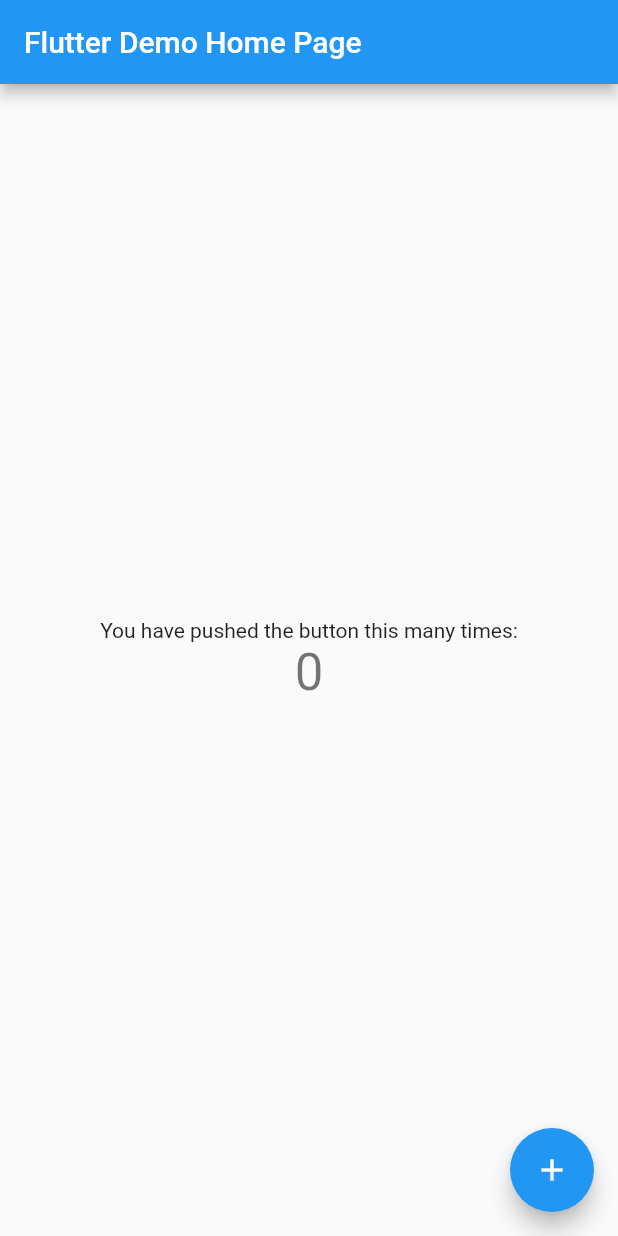
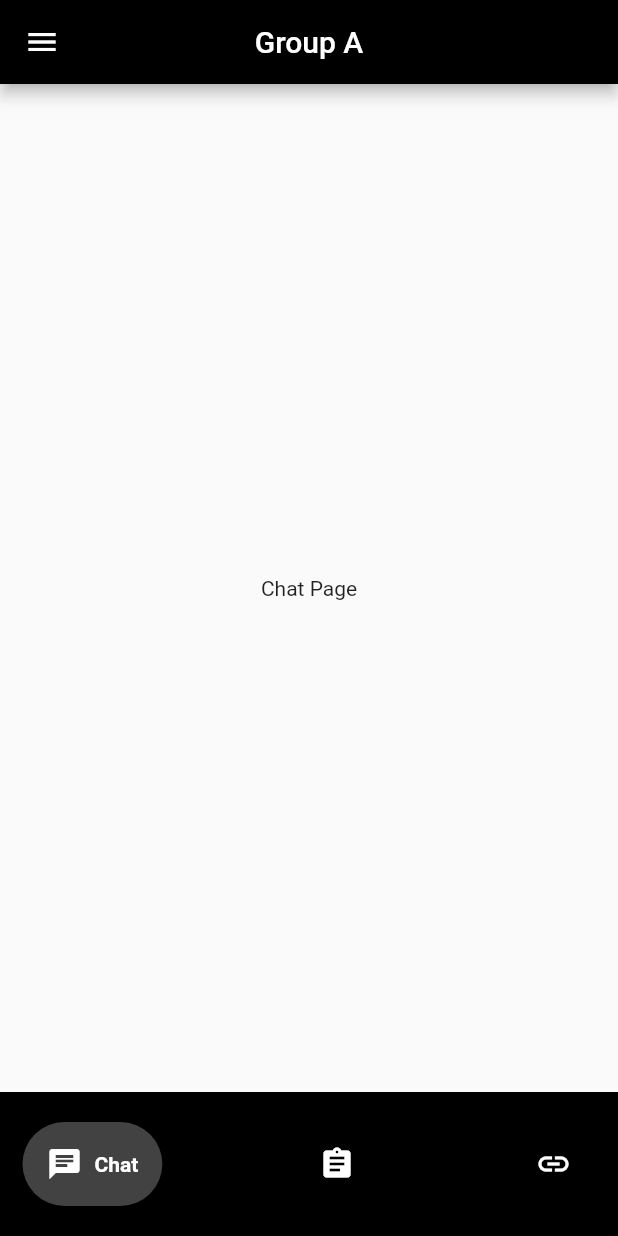
Before and after one commit to tyler-belyeu/COMP589-G1, a Flutter app: the screen it shows after launch, on a phone screen of 412 x 824 dp. Run offline on Flutter 3.47's test engine with Material 2 defaults, Android fonts, the phone set to English and light mode, and no system bars; drawn by our look-alikes of google_nav_bar; our stand-ins replace firebase_auth, firebase_core, google_sign_in; accounts and stored records are empty.

```diff
--- /dev/null
+++ b/my_app/lib/Chat/chat.dart
@@ -0,0 +1,23 @@
+import 'package:flutter/material.dart';
+import 'package:my_app/user_menu.dart';
+
+class Chat extends StatelessWidget {
+  const Chat({super.key});
+
+  final String _groupName = "Group A";
+
+  @override
+  Widget build(BuildContext context) {
+    return Scaffold(
+      drawer: UserMenu(),
+      appBar: AppBar(
+        title: Text(_groupName),
+        centerTitle: true,
+        backgroundColor: Colors.black,
+      ),
+      body: const Center(
+        child: Text('Chat Page'),
+      ),
+    );
+  }
+}
--- a/my_app/lib/main.dart
+++ b/my_app/lib/main.dart
@@ -1,115 +1,24 @@
 import 'package:flutter/material.dart';
+import 'package:my_app/nav.dart';
 
-void main() {
+import 'package:firebase_core/firebase_core.dart';
+import 'firebase_options.dart';
+
+Future<void> main() async {
+  WidgetsFlutterBinding.ensureInitialized();
+  await Firebase.initializeApp(
+    options: DefaultFirebaseOptions.currentPlatform,
+  );
   runApp(const MyApp());
 }
 
 class MyApp extends StatelessWidget {
   const MyApp({super.key});
 
-  // This widget is the root of your application.
   @override
   Widget build(BuildContext context) {
-    return MaterialApp(
-      title: 'Flutter Demo',
-      theme: ThemeData(
-        // This is the theme of your application.
-        //
-        // Try running your application with "flutter run". You'll see the
-        // application has a blue toolbar. Then, without quitting the app, try
-        // changing the primarySwatch below to Colors.green and then invoke
-        // "hot reload" (press "r" in the console where you ran "flutter run",
-        // or simply save your changes to "hot reload" in a Flutter IDE).
-        // Notice that the counter didn't reset back to zero; the application
-        // is not restarted.
-        primarySwatch: Colors.blue,
-      ),
-      home: const MyHomePage(title: 'Flutter Demo Home Page'),
+    return const MaterialApp(
+      home: Nav(),
     );
   }
 }
-
-class MyHomePage extends StatefulWidget {
-  const MyHomePage({super.key, required this.title});
-
-  // This widget is the home page of your application. It is stateful, meaning
-  // that it has a State object (defined below) that contains fields that affect
-  // how it looks.
-
-  // This class is the configuration for the state. It holds the values (in this
-  // case the title) provided by the parent (in this case the App widget) and
-  // used by the build method of the State. Fields in a Widget subclass are
-  // always marked "final".
-
-  final String title;
-
-  @override
-  State<MyHomePage> createState() => _MyHomePageState();
-}
-
-class _MyHomePageState extends State<MyHomePage> {
-  int _counter = 0;
-
-  void _incrementCounter() {
-    setState(() {
-      // This call to setState tells the Flutter framework that something has
-      // changed in this State, which causes it to rerun the build method below
-      // so that the display can reflect the updated values. If we changed
-      // _counter without calling setState(), then the build method would not be
-      // called again, and so nothing would appear to happen.
-      _counter++;
-    });
-  }
-
-  @override
-  Widget build(BuildContext context) {
-    // This method is rerun every time setState is called, for instance as done
-    // by the _incrementCounter method above.
-    //
-    // The Flutter framework has been optimized to make rerunning build methods
-    // fast, so that you can just rebuild anything that needs updating rather
-    // than having to individually change instances of widgets.
-    return Scaffold(
-      appBar: AppBar(
-        // Here we take the value from the MyHomePage object that was created by
-        // the App.build method, and use it to set our appbar title.
-        title: Text(widget.title),
-      ),
-      body: Center(
-        // Center is a layout widget. It takes a single child and positions it
-        // in the middle of the parent.
-        child: Column(
-          // Column is also a layout widget. It takes a list of children and
-          // arranges them vertically. By default, it sizes itself to fit its
-          // children horizontally, and tries to be as tall as its parent.
-          //
-          // Invoke "debug painting" (press "p" in the console, choose the
-          // "Toggle Debug Paint" action from the Flutter Inspector in Android
-          // Studio, or the "Toggle Debug Paint" command in Visual Studio Code)
-          // to see the wireframe for each widget.
-          //
-          // Column has various properties to control how it sizes itself and
-          // how it positions its children. Here we use mainAxisAlignment to
-          // center the children vertically; the main axis here is the vertical
-          // axis because Columns are vertical (the cross axis would be
-          // horizontal).
-          mainAxisAlignment: MainAxisAlignment.center,
-          children: <Widget>[
-            const Text(
-              'You have pushed the button this many times:',
-            ),
-            Text(
-              '$_counter',
-              style: Theme.of(context).textTheme.headline4,
-            ),
-          ],
-        ),
-      ),
-      floatingActionButton: FloatingActionButton(
-        onPressed: _incrementCounter,
-        tooltip: 'Increment',
-        child: const Icon(Icons.add),
-      ), // This trailing comma makes auto-formatting nicer for build methods.
-    );
-  }
-}
--- /dev/null
+++ b/my_app/lib/nav.dart
@@ -0,0 +1,65 @@
+import 'package:flutter/material.dart';
+import 'package:google_nav_bar/google_nav_bar.dart';
+
+import 'package:my_app/Chat/chat.dart';
+import 'package:my_app/Documents/documents.dart';
+import 'package:my_app/Links/links.dart';
+
+class Nav extends StatefulWidget {
+  const Nav({super.key});
+
+  @override
+  State<Nav> createState() => _NavState();
+}
+
+class _NavState extends State<Nav> {
+  int _selectedIndex = 0;
+  final List<Widget> _widgetOptions = <Widget>[
+    const Chat(),
+    const Docs(),
+    const Links()
+  ];
+
+  void _onItemTap(int index) {
+    setState(() {
+      _selectedIndex = index;
+    });
+  }
+
+  @override
+  Widget build(BuildContext context) {
+    return Scaffold(
+      body: Center(child: _widgetOptions.elementAt(_selectedIndex)),
+      bottomNavigationBar: Container(
+        color: Colors.black,
+        child: Padding(
+          padding: const EdgeInsets.symmetric(horizontal: 15.0, vertical: 20.0),
+          child: GNav(
+            backgroundColor: Colors.black,
+            color: Colors.white,
+            activeColor: Colors.white,
+            tabBackgroundColor: Colors.grey.shade800,
+            gap: 8,
+            padding: const EdgeInsets.all(16),
+            tabs: const [
+              GButton(
+                icon: Icons.chat,
+                text: "Chat",
+              ),
+              GButton(
+                icon: Icons.assignment,
+                text: "Docs",
+              ),
+              GButton(
+                icon: Icons.link,
+                text: "Links",
+              )
+            ],
+            selectedIndex: _selectedIndex,
+            onTabChange: _onItemTap,
+          ),
+        ),
+      ),
+    );
+  }
+}
```
Also changed, not shown: my_app/lib/Documents/documents.dart (added, +21 -0 lines), my_app/lib/Links/links.dart (added, +21 -0 lines), my_app/lib/auth.dart (added, +47 -0 lines), my_app/lib/user_menu.dart (added, +373 -0 lines), my_app/pubspec.yaml (+11 -0 lines), my_app/lib/firebase_options.dart (added), my_app/pubspec.lock, 21 other files.
